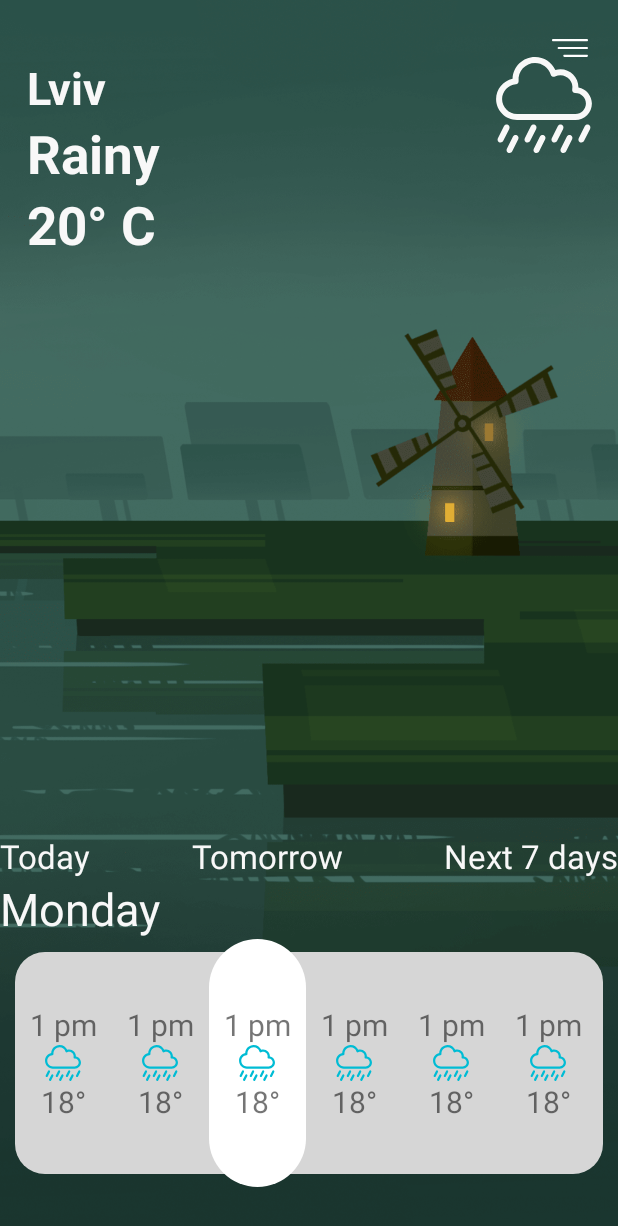
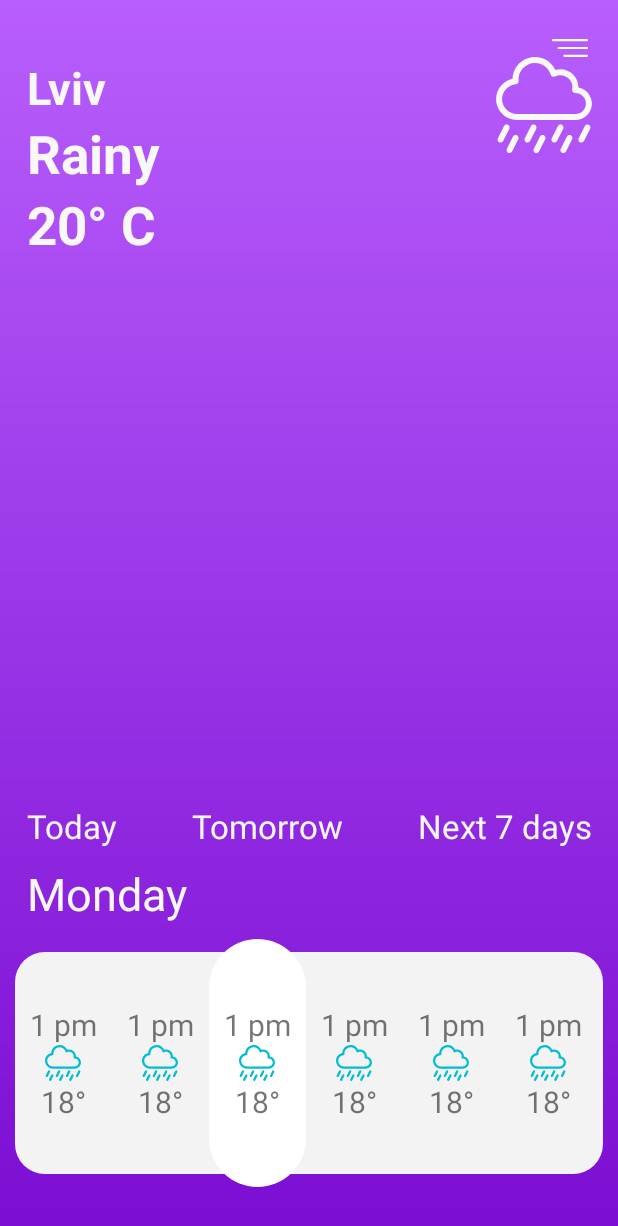
Before and after one commit to lincollincol/WeatherApp, an Android app: the screen it shows after launch (MainActivity), on a phone screen of 412 x 824 dp. Shown: the top 1226 px of the screen. Run offline under Robolectric (Android 15) with nearby library versions, the phone set to English and light mode, and no system bars.

Commit message:
Week forecast fragment without markup

```diff
--- /dev/null
+++ b/app/src/main/java/linc/com/weatherapp/ui/fragments/WeekForecastFragment.kt
@@ -0,0 +1,16 @@
+package linc.com.weatherapp.ui.fragments
+
+import android.os.Bundle
+import android.view.View
+import androidx.fragment.app.Fragment
+import linc.com.weatherapp.R
+
+class WeekForecastFragment : Fragment(R.layout.fragment_week_forecast) {
+
+    override fun onViewCreated(view: View, savedInstanceState: Bundle?) {
+        super.onViewCreated(view, savedInstanceState)
+
+
+    }
+
+}
--- a/app/src/main/res/drawable/background_main_forecast.xml
+++ b/app/src/main/res/drawable/background_main_forecast.xml
@@ -2,7 +2,7 @@
 <shape android:shape="rectangle"
     xmlns:android="http://schemas.android.com/apk/res/android">
 
-    <solid android:color="#D6D6D6"/>
+    <solid android:color="#F3F3F3"/>
     <corners android:radius="20dp"/>
 
 </shape>
--- /dev/null
+++ b/app/src/main/res/drawable/background_main_screen.xml
@@ -0,0 +1,14 @@
+<?xml version="1.0" encoding="utf-8"?>
+<shape
+    android:shape="rectangle"
+    xmlns:android="http://schemas.android.com/apk/res/android">
+    <gradient
+        android:startColor="@color/backgroundVioletStart"
+        android:endColor="@color/backgroundVioletEnd"
+        android:angle="-90" />
+
+<!--    <gradient
+        android:startColor="@color/backgroundBlueStart"
+        android:endColor="@color/backgroundBlueEnd"
+        android:angle="-90" />-->
+</shape>
--- a/app/src/main/res/layout/fragment_main_weather.xml
+++ b/app/src/main/res/layout/fragment_main_weather.xml
@@ -2,10 +2,12 @@
 <androidx.constraintlayout.widget.ConstraintLayout
     android:layout_width="match_parent"
     android:layout_height="match_parent"
+    android:background="@drawable/background_main_screen"
     xmlns:android="http://schemas.android.com/apk/res/android"
-    xmlns:app="http://schemas.android.com/apk/res-auto">
+    xmlns:app="http://schemas.android.com/apk/res-auto"
+    xmlns:tools="http://schemas.android.com/tools">
 
-    <ImageView
+    <!--<ImageView
         android:id="@+id/weatherBackground"
         android:layout_width="0dp"
         android:layout_height="0dp"
@@ -15,7 +17,7 @@
         app:layout_constraintTop_toTopOf="parent"
         app:layout_constraintBottom_toBottomOf="parent"
         app:layout_constraintStart_toStartOf="parent"
-        app:layout_constraintEnd_toEndOf="parent"/>
+        app:layout_constraintEnd_toEndOf="parent"/>-->
 
     <ImageView
         android:id="@+id/weatherIndicator"
@@ -74,8 +76,9 @@
         android:text="Today"
         android:textSize="22sp"
         android:textColor="@color/colorAccent"
+        android:layout_marginBottom="10dp"
         app:layout_constraintHorizontal_chainStyle="spread_inside"
-        app:layout_constraintStart_toStartOf="parent"
+        app:layout_constraintStart_toStartOf="@id/temperature"
         app:layout_constraintEnd_toStartOf="@id/tomorrowSectionTitle"
         app:layout_constraintBottom_toTopOf="@id/currentDay"/>
 
@@ -100,7 +103,7 @@
         android:textColor="@color/colorAccent"
         app:layout_constraintTop_toTopOf="@id/tomorrowSectionTitle"
         app:layout_constraintStart_toEndOf="@id/tomorrowSectionTitle"
-        app:layout_constraintEnd_toEndOf="parent"
+        app:layout_constraintEnd_toEndOf="@id/weatherIndicator"
         />
 
     <TextView
@@ -110,8 +113,9 @@
         android:text="Monday"
         android:textSize="30sp"
         android:textColor="@color/colorAccent"
+        android:layout_marginBottom="10dp"
         app:layout_constraintBottom_toTopOf="@id/todayForecast"
-        app:layout_constraintStart_toStartOf="parent"
+        app:layout_constraintStart_toStartOf="@id/todaySectionTitle"
         />
 
     <View
@@ -130,6 +134,7 @@
         android:id="@+id/todayForecast"
         android:layout_width="0dp"
         android:layout_height="0dp"
+        tools:listitem="@layout/item_forecast_for_time"
         app:layout_constraintHeight_percent="0.2"
         app:layout_constraintWidth_percent="0.95"
         app:layout_constraintVertical_bias="0.95"
--- /dev/null
+++ b/app/src/main/res/layout/fragment_week_forecast.xml
@@ -0,0 +1,14 @@
+<?xml version="1.0" encoding="utf-8"?>
+<FrameLayout xmlns:android="http://schemas.android.com/apk/res/android"
+    xmlns:tools="http://schemas.android.com/tools"
+    android:layout_width="match_parent"
+    android:layout_height="match_parent"
+    tools:context=".ui.fragments.WeekForecastFragment">
+
+    <!-- TODO: Update blank fragment layout -->
+    <TextView
+        android:layout_width="match_parent"
+        android:layout_height="match_parent"
+        android:text="@string/hello_blank_fragment" />
+
+</FrameLayout>
--- a/app/src/main/res/values/colors.xml
+++ b/app/src/main/res/values/colors.xml
@@ -1,5 +1,14 @@
 <?xml version="1.0" encoding="utf-8"?>
 <resources>
+
+
+    <color name="backgroundBlueStart">#13d1f1</color>
+    <color name="backgroundBlueEnd">#0998d2</color>
+
+    <color name="backgroundVioletStart">#b85efc</color>
+    <color name="backgroundVioletEnd">#7b0dd2</color>
+
+
     <color name="colorPrimary">#6200EE</color>
     <color name="colorPrimaryDark">#27387d</color>
     <color name="colorAccent">#F8F8F8</color>
```
